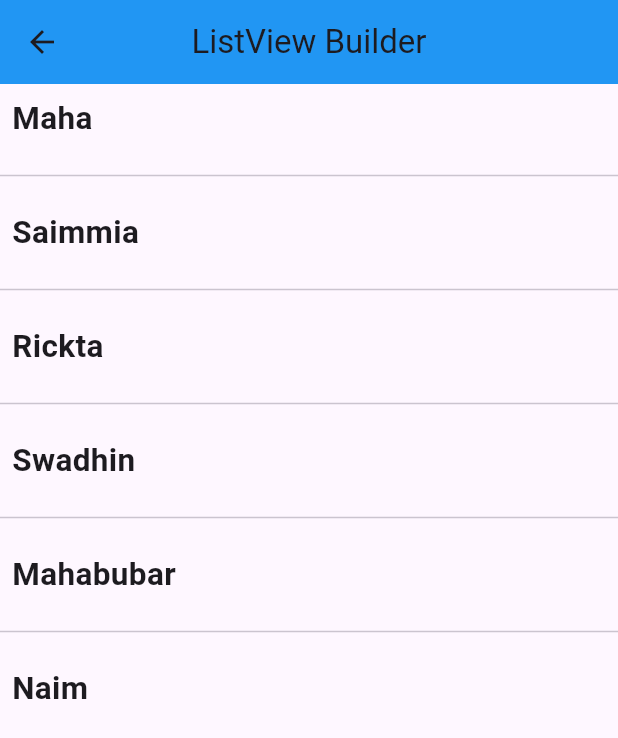
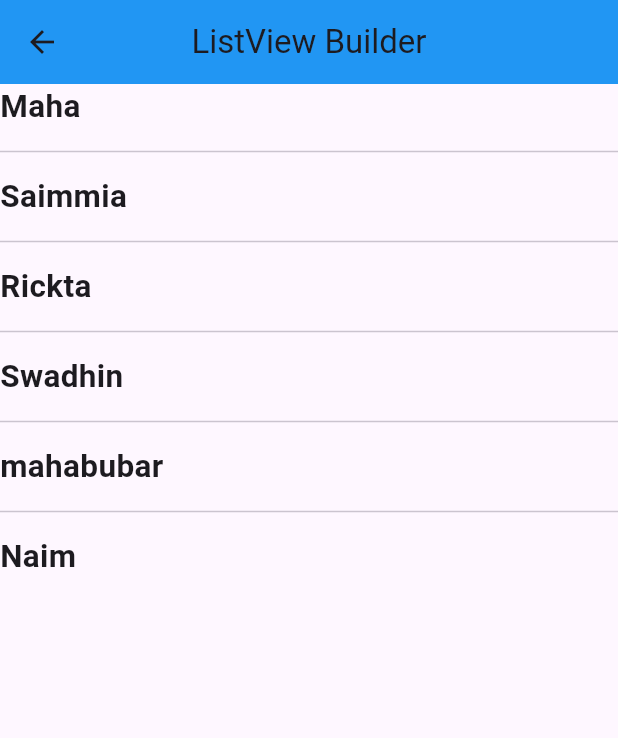
Before and after one commit to Maha6468/all_widget, a Flutter app: the Listview_Builder screen opened directly, on a phone screen of 412 x 824 dp. Shown: the top 738 px of the screen. Run offline on Flutter 3.47's test engine with Material 3 defaults, Android fonts, the phone set to English and light mode, and no system bars; statements that could not run were skipped.

Commit message:
ListView.separated ..

```diff
--- a/lib/widget/listView.dart
+++ b/lib/widget/listView.dart
@@ -10,7 +10,7 @@ class Listview_Builder extends StatefulWidget {
 class _Listview_BuilderState extends State<Listview_Builder> {
   @override
   Widget build(BuildContext context) {
-    var arrNames=["Maha",'Saimmia','Rickta',"Swadhin","Mahabubar","Naim"];
+    var arrNames=["Maha",'Saimmia','Rickta',"Swadhin","mahabubar","Naim"];
 
     return Scaffold(
       appBar: AppBar(
@@ -18,15 +18,13 @@ class _Listview_BuilderState extends State<Listview_Builder> {
         backgroundColor: Colors.blue,
         centerTitle: true,
       ),
-      body: ListView.separated(itemBuilder:(context, index){
-        return Padding(
-          padding: const EdgeInsets.all(8.0),
-          child: Text(arrNames[index],style: TextStyle(fontSize: 21,fontWeight: FontWeight.bold),),
-        );
-      },
+      body: ListView.separated(
         itemCount: arrNames.length,
-        separatorBuilder: (BuildContext context, int index) { return Divider(height: 30,); },
-        //scrollDirection: Axis.horizontal,
+        separatorBuilder: (BuildContext context, int index) { return Divider(height: 30,);},
+        itemBuilder:(context, index) {
+          return Text(arrNames[index],
+            style: TextStyle(fontSize: 21, fontWeight: FontWeight.bold),);
+        },
 
       ),
     );
```
